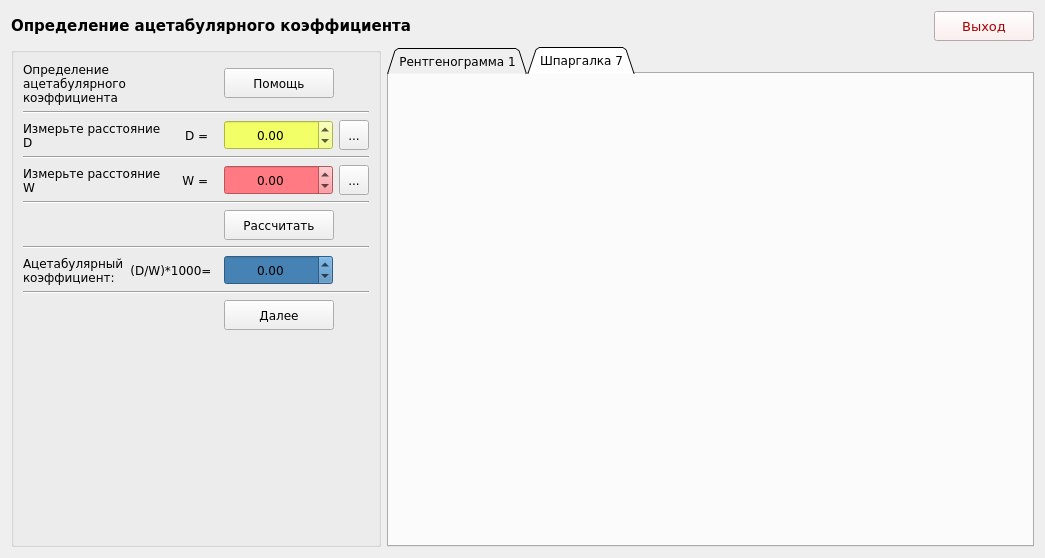
Before: the Qt Designer form Medic/forms/ui/form6.ui in W3STi/Medical-calculate-programm, drawn with Qt 5.
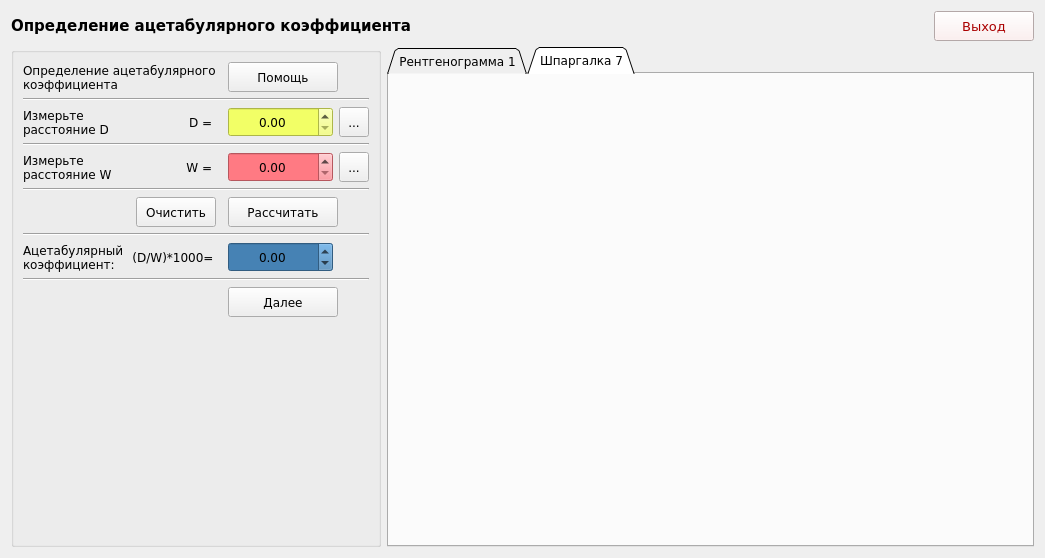
After: the same form once the commit is applied.

Patch:
```diff
--- a/Medic/forms/ui/form6.ui
+++ b/Medic/forms/ui/form6.ui
@@ -263,10 +263,10 @@
          <set>Qt::AlignCenter</set>
         </property>
         <property name="minimum">
-         <double>-10000.000000000000000</double>
+         <double>0.000000000000000</double>
         </property>
         <property name="maximum">
-         <double>10000.989999999999782</double>
+         <double>10000.000000000000000</double>
         </property>
         <property name="singleStep">
          <double>0.100000000000000</double>
@@ -427,10 +427,10 @@
          <set>Qt::AlignCenter</set>
         </property>
         <property name="minimum">
-         <double>-10000.000000000000000</double>
+         <double>0.000000000000000</double>
         </property>
         <property name="maximum">
-         <double>10000.989999999999782</double>
+         <double>10000.000000000000000</double>
         </property>
         <property name="singleStep">
          <double>0.100000000000000</double>
@@ -527,6 +527,19 @@
         </property>
        </widget>
       </item>
+      <item row="9" column="2">
+       <widget class="QPushButton" name="pushButton">
+        <property name="minimumSize">
+         <size>
+          <width>0</width>
+          <height>30</height>
+         </size>
+        </property>
+        <property name="text">
+         <string>Очистить</string>
+        </property>
+       </widget>
+      </item>
      </layout>
     </widget>
    </item>
```
